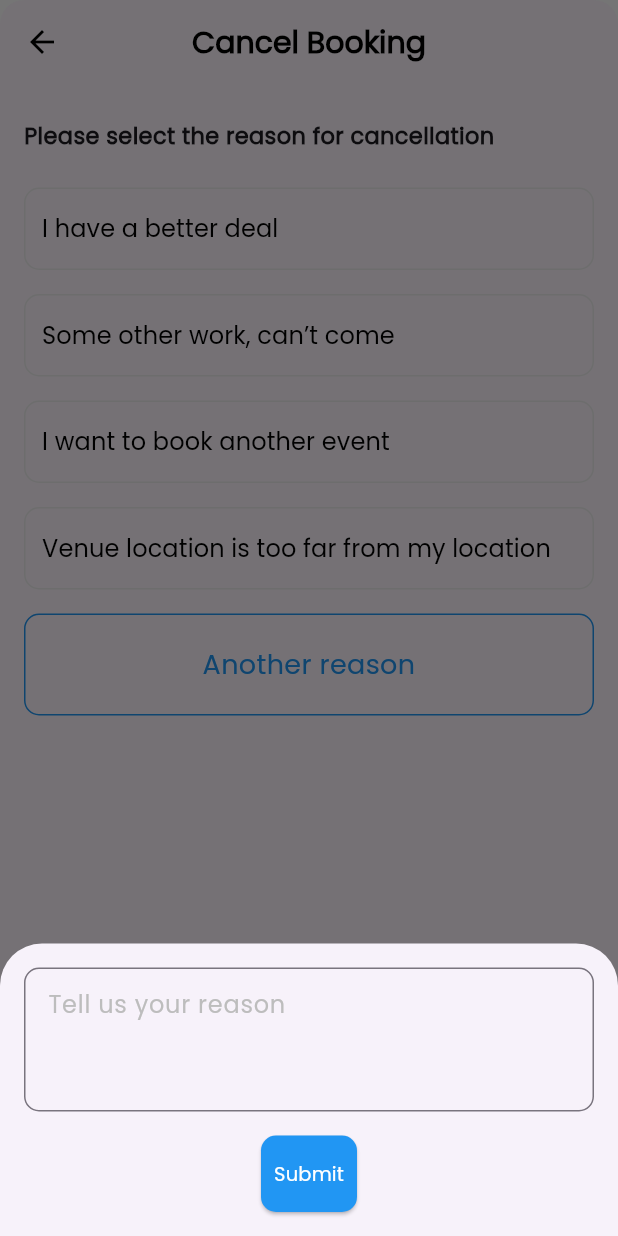
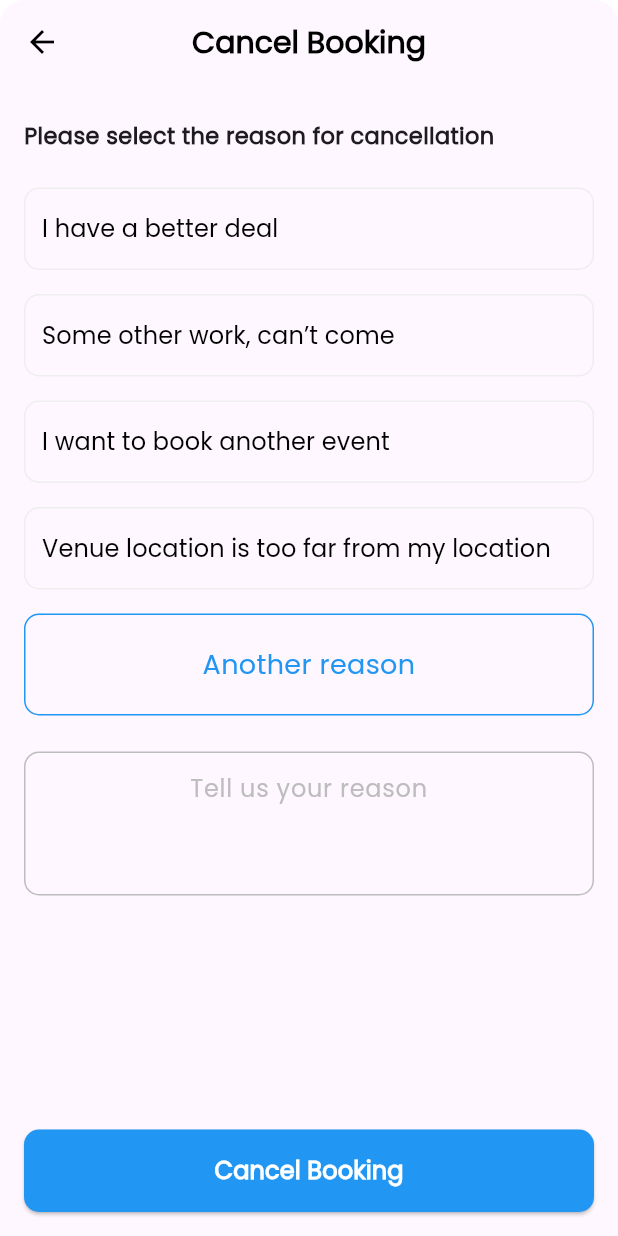
Before and after one commit to LiloZ95/Adventura.lb, a Flutter app: the CancelBookingScreen screen opened directly, after a tap on "Another reason", on a phone screen of 412 x 824 dp. Run offline on Flutter 3.47's test engine with Material 3 defaults, Android fonts, the phone set to English and light mode, and no system bars; our stand-ins replace animated_text_kit, barcode_widget, dotted_border, flutter_secure_storage, image_picker, pin_code_fields and 1 more; accounts and stored records are empty.

Commit message:
cancel booking v2 upgraded

```diff
--- a/lib/Booking/CancelBooking.dart
+++ b/lib/Booking/CancelBooking.dart
@@ -18,73 +18,19 @@ class _CancelBookingScreenState extends State<CancelBookingScreen> {
     "Another reason"
   ];
 
-  void _showAdditionalReasonModal() async {
-    // Show a modal bottom sheet with the text field.
-    await showModalBottomSheet(
-      context: context,
-      isScrollControlled: true, // Resizes when the keyboard appears.
-      builder: (context) {
-        return Padding(
-          // Include keyboard inset.
-          padding: EdgeInsets.only(
-            left: 16,
-            right: 16,
-            top: 16,
-            bottom: MediaQuery.of(context).viewInsets.bottom + 16,
-          ),
-          child: Column(
-            mainAxisSize: MainAxisSize.min,
-            children: [
-              TextField(
-                controller: reasonController,
-                maxLines: 3,
-                decoration: InputDecoration(
-                  hintText: "Tell us your reason",
-                  hintStyle: TextStyle(
-                    fontFamily: "poppins",
-                    color: Colors.grey[400],
-                  ),
-                  border: OutlineInputBorder(
-                    borderRadius: BorderRadius.circular(10),
-                  ),
-                  contentPadding: EdgeInsets.all(12),
-                ),
-              ),
-              SizedBox(height: 16),
-              ElevatedButton(
-                onPressed: () {
-                  Navigator.pop(context);
-                },
-                child: Text(
-                  "Submit",
-                  style: TextStyle(
-                    fontFamily: "Poppins",
-                    fontSize: 13,
-                    color: Colors.white,
-                  ),
-                ),
-                style: ElevatedButton.styleFrom(
-                  backgroundColor: Colors.blue,
-                  padding: EdgeInsets.symmetric(vertical: 16),
-                  shape: RoundedRectangleBorder(
-                    borderRadius: BorderRadius.circular(10),
-                  ),
-                ),
-              ),
-            ],
-          ),
-        );
-      },
-    );
-  }
-
   @override
   Widget build(BuildContext context) {
     // Adjust horizontal padding based on screen width.
     final double horizontalPadding =
         MediaQuery.of(context).size.width < 360 ? 8.0 : 16.0;
 
-    return ClipRRect(
+    return GestureDetector(
+      behavior: HitTestBehavior.opaque,
+      onTap: () {
+        // Dismiss keyboard if the user taps anywhere outside input fields.
+        FocusScope.of(context).unfocus();
+      },
+      child: ClipRRect(
         borderRadius: BorderRadius.only(
           topLeft: Radius.circular(16),
           topRight: Radius.circular(16),
@@ -112,18 +58,23 @@ class _CancelBookingScreenState extends State<CancelBookingScreen> {
             backgroundColor: Colors.transparent,
             elevation: 0,
           ),
-        // Body contains the main content and the cancel button at the bottom.
           body: Padding(
             padding: EdgeInsets.symmetric(horizontal: horizontalPadding),
-          child: Column(
-            children: [
-              // Expanded scrollable area for the reasons.
-              Expanded(
-                child: SingleChildScrollView(
+            child: LayoutBuilder(
+              builder: (context, constraints) {
+                return SingleChildScrollView(
+                  child: ConstrainedBox(
+                    constraints: BoxConstraints(
+                      minHeight: constraints.maxHeight,
+                    ),
+                    child: IntrinsicHeight(
                       child: Column(
                         crossAxisAlignment: CrossAxisAlignment.start,
                         children: [
-                      // Extra spacing between the AppBar title and content.
+                          // Content part (expands or scrolls as needed)
+                          Column(
+                            crossAxisAlignment: CrossAxisAlignment.start,
+                            children: [
                               SizedBox(height: 24),
                               Text(
                                 "Please select the reason for cancellation",
@@ -137,7 +88,8 @@ class _CancelBookingScreenState extends State<CancelBookingScreen> {
                               // Outlined buttons for the first four reasons.
                               ...List.generate(4, (index) {
                                 return Padding(
-                          padding: const EdgeInsets.symmetric(vertical: 8.0),
+                                  padding:
+                                      const EdgeInsets.symmetric(vertical: 8.0),
                                   child: SizedBox(
                                     width: double.infinity,
                                     child: OutlinedButton(
@@ -155,7 +107,8 @@ class _CancelBookingScreenState extends State<CancelBookingScreen> {
                                           width: 1,
                                         ),
                                         shape: RoundedRectangleBorder(
-                                  borderRadius: BorderRadius.circular(10),
+                                          borderRadius:
+                                              BorderRadius.circular(10),
                                         ),
                                         padding: EdgeInsets.symmetric(
                                             vertical: 16, horizontal: 12),
@@ -175,9 +128,10 @@ class _CancelBookingScreenState extends State<CancelBookingScreen> {
                                   ),
                                 );
                               }),
-                      // "Another reason" acting as a button; bigger, centered, with a grey border that animates to blue when selected.
+                              // "Another reason" acting as a button.
                               Padding(
-                        padding: const EdgeInsets.symmetric(vertical: 8.0),
+                                padding:
+                                    const EdgeInsets.symmetric(vertical: 8.0),
                                 child: SizedBox(
                                   width: double.infinity,
                                   child: InkWell(
@@ -185,7 +139,6 @@ class _CancelBookingScreenState extends State<CancelBookingScreen> {
                                       setState(() {
                                         selectedReason = 4;
                                       });
-                              _showAdditionalReasonModal();
                                     },
                                     child: AnimatedContainer(
                                       duration: Duration(milliseconds: 300),
@@ -221,18 +174,62 @@ class _CancelBookingScreenState extends State<CancelBookingScreen> {
                                   ),
                                 ),
                               ),
-                    ],
+                              // If "Another reason" is selected, show the text field inline.
+                              if (selectedReason == 4)
+                                Padding(
+                                  padding:
+                                      const EdgeInsets.only(top: 16.0),
+                                  child: TextField(
+                                    controller: reasonController,
+                                    maxLines: 3,
+                                    textAlign: TextAlign.center,
+                                    decoration: InputDecoration(
+                                      hintText: "Tell us your reason",
+                                      hintStyle: TextStyle(
+                                        fontFamily: "poppins",
+                                        color: Colors.grey[400],
+                                      ),
+                                      border: OutlineInputBorder(
+                                        borderRadius:
+                                            BorderRadius.circular(10),
+                                        borderSide: BorderSide(
+                                          color: Colors.grey[400]!,
+                                          width: 1,
+                                        ),
+                                      ),
+                                      enabledBorder: OutlineInputBorder(
+                                        borderRadius:
+                                            BorderRadius.circular(10),
+                                        borderSide: BorderSide(
+                                          color: Colors.grey[400]!,
+                                          width: 1,
+                                        ),
+                                      ),
+                                      focusedBorder: OutlineInputBorder(
+                                        borderRadius:
+                                            BorderRadius.circular(10),
+                                        borderSide: BorderSide(
+                                          color: Colors.blue,
+                                          width: 1,
+                                        ),
+                                      ),
+                                      contentPadding: EdgeInsets.all(12),
                                     ),
                                   ),
                                 ),
-              // "Cancel Booking" button at the bottom of the screen.
+                            ],
+                          ),
+                          // Spacer pushes the Cancel button to the bottom if there's extra space.
+                          Spacer(),
+                          // "Cancel Booking" button at the bottom.
                           Padding(
                             padding: EdgeInsets.symmetric(vertical: 16),
                             child: SizedBox(
                               width: double.infinity,
                               child: ElevatedButton(
                                 onPressed: () {
-                      print("Cancelled for reason: ${selectedReason != null ? reasons[selectedReason!] : reasons[0]}");
+                                  print(
+                                      "Cancelled for reason: ${selectedReason != null ? reasons[selectedReason!] : reasons[0]}");
                                   if (selectedReason == 4) {
                                     print("Additional comment: ${reasonController.text}");
                                   }
@@ -262,5 +259,11 @@ class _CancelBookingScreenState extends State<CancelBookingScreen> {
                     ),
                   ),
                 );
+              },
+            ),
+          ),
+        ),
+      ),
+    );
   }
 }
```
Lines whose indentation alone changed are shown as unchanged.
